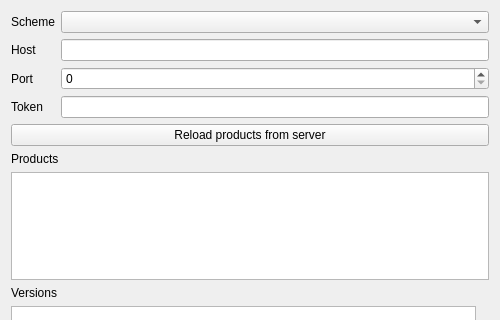
This is qt/lc_qhubloaddialog.ui in ghackenberg/leocad as Qt 5 draws it before an edit; both pictures show x 0 to 500 and y 0 to 320 of the 500 by 474 pixel window. The edited form follows.
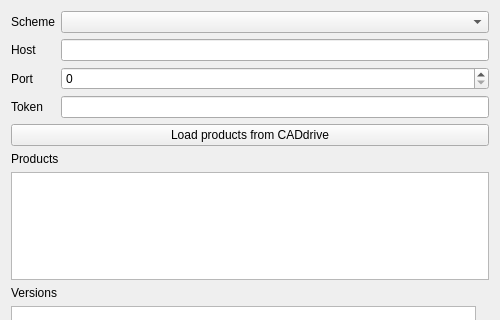
This is the edited form.

Commit message: change button title

Diff of the .ui file:
```diff
--- a/qt/lc_qhubloaddialog.ui
+++ b/qt/lc_qhubloaddialog.ui
@@ -72,7 +72,7 @@
    <item>
     <widget class="QPushButton" name="LoadButton">
      <property name="text">
-      <string>Reload products from server</string>
+      <string>Load products from CADdrive</string>
      </property>
     </widget>
    </item>
```
